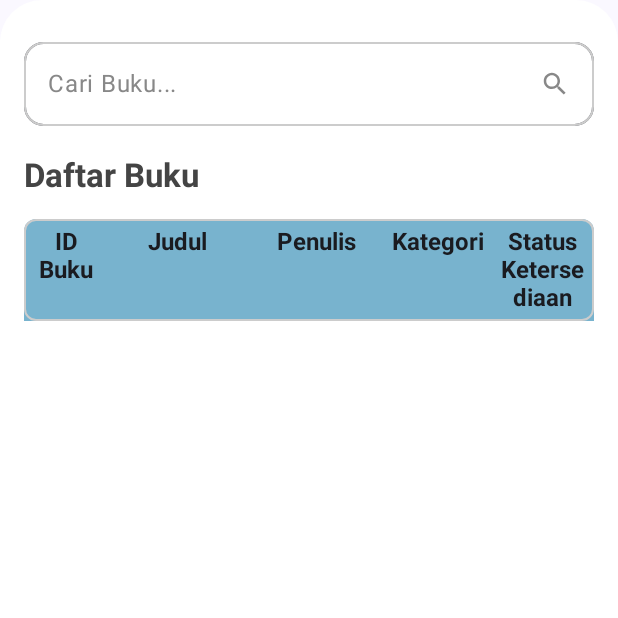
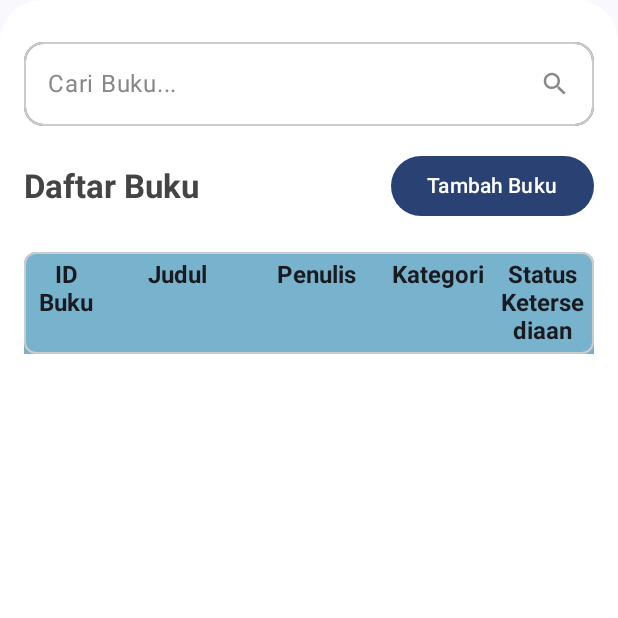
Before and after one commit to iffa28/A11_092, an Android app built with Jetpack Compose: the composable BookLayout called with empty values, on a phone screen of 412 x 824 dp, the top half of it. Run offline under Robolectric (Android 15) with nearby library versions, the phone set to English and light mode, and no system bars.

Commit message:
memindahkan button tambah buku

```diff
--- a/app/src/main/java/com/example/finalproject092/ui/view/bookView/HomeBookView.kt
+++ b/app/src/main/java/com/example/finalproject092/ui/view/bookView/HomeBookView.kt
@@ -89,16 +89,7 @@ fun HomeBookView(
                     viewModel.getDataBook()
                 },
             )
-        },
-        floatingActionButton = {
-            FloatingActionButton(
-                onClick = navigateToItemEntry,
-                shape = MaterialTheme.shapes.medium,
-                modifier = Modifier.padding(16.dp)
-            ){
-                Icon(imageVector = Icons.Default.Add, contentDescription = "Add Book")
-            }
-        },
+        }
     ) { innerPadding ->
         HomeBookStatus(
             bookUiState = viewModel.bukuUiState,
@@ -155,7 +146,8 @@ fun HomeBookStatus(
                             .padding(top = 5.dp),
                         onDetailClick = {
                             onDetailClick(it.idBuku)
-                        }
+                        },
+                        onAddClick = navigateToItemEntry
                     )
                 }
 
@@ -208,6 +200,7 @@ fun OnError(
 fun BookLayout(
     buku: List<Buku>,
     onDetailClick: (Buku) -> Unit,
+    onAddClick: () -> Unit = {},
     modifier: Modifier = Modifier
 ) {
     var searchBuku by remember { mutableStateOf("") }
@@ -238,7 +231,8 @@ fun BookLayout(
         }
         item(filteredBuku) {
             BookTable(buku = filteredBuku,
-                onDetailClick = onDetailClick)
+                onDetailClick = onDetailClick,
+                onAddClick = onAddClick)
         }
 
     }
@@ -276,21 +270,30 @@ fun SearchBar(
             .border(width = 1.dp, color = Color.LightGray, shape = RoundedCornerShape(13.dp)),
         singleLine = true
     )
-    Spacer(modifier = Modifier.padding(10.dp))
-
-    Text(text = "Daftar Buku",
-        style = TextStyle(
-            color = Color.DarkGray,
-            fontWeight = FontWeight.Bold,
-            fontSize = 22.sp)
-        )
 }
 
 @Composable
 fun BookTable(
     buku: List<Buku>,
+    onAddClick: () -> Unit = {},
     onDetailClick: (Buku) -> Unit,
 ) {
+    Row(modifier = Modifier, verticalAlignment = Alignment.CenterVertically) {
+        Text(text = "Daftar Buku",
+            style = TextStyle(
+                color = Color.DarkGray,
+                fontWeight = FontWeight.Bold,
+                fontSize = 22.sp)
+        )
+
+        Spacer(modifier = Modifier.weight(1f))
+
+        Button(onClick = onAddClick){
+            Text(text = "Tambah Buku")
+        }
+
+    }
+    Spacer(modifier = Modifier.padding(10.dp))
     Column(
         modifier = Modifier
             .fillMaxWidth()
```
